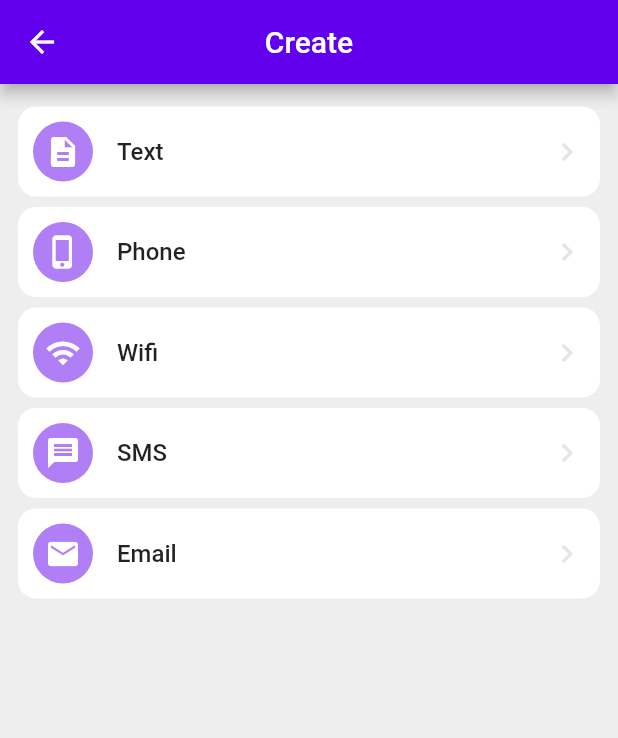
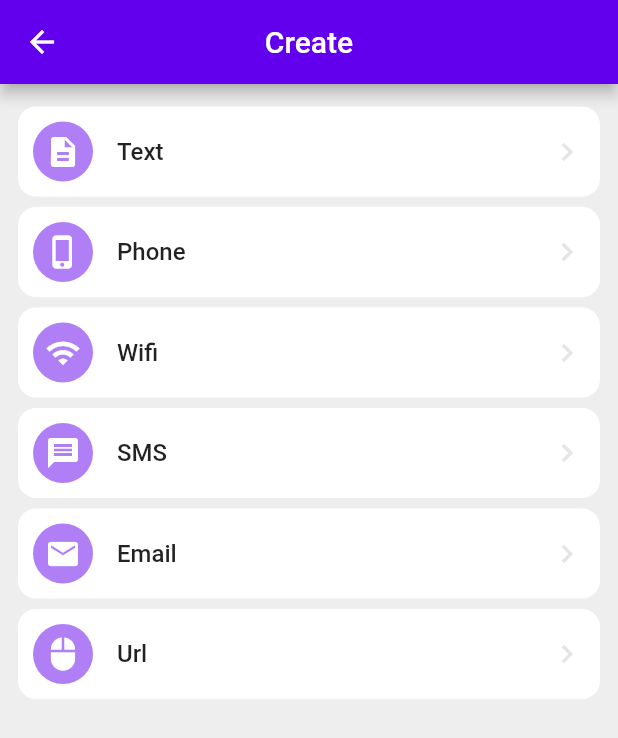
Before and after one commit to hasansujon786/smart-qr, a Flutter app: the CreateView screen opened directly, on a phone screen of 412 x 824 dp. Shown: the top 738 px of the screen. Run offline on Flutter 3.47's test engine with Material 2 defaults, Android fonts, the phone set to English and light mode, and no system bars; our stand-ins replace gallery_saver, qr_flutter; missing offline and left inert: barcode_parser, images_picker, scan.

Commit message:
feat(create): add url

```diff
--- a/lib/domain/qr_tools/src/encode.dart
+++ b/lib/domain/qr_tools/src/encode.dart
@@ -130,6 +130,9 @@ String encodeToMeCard(qrcodeType, formState) {
         subject: formState['subject'],
       ).toString();
 
+    case QrcodeValueType.url:
+      return formState['url'];
+
     case QrcodeValueType.text:
     default:
       return formState['text'];
--- a/lib/domain/qr_tools/src/models/qrcode_value_type.dart
+++ b/lib/domain/qr_tools/src/models/qrcode_value_type.dart
@@ -1,13 +1,13 @@
 enum QrcodeValueType {
   unknown,
   contactInfo,
-  email,
-  phone,
+  email,       // i
+  phone,       // i
+  sms,         // i
+  text,        // i
+  url,         // i
+  wifi,        // i
   product,
-  sms,
-  text,
-  url,
-  wifi,
   location,
   calendarEvent,
   driverLicense,
--- a/lib/pages/qr_create/models/qr_type.dart
+++ b/lib/pages/qr_create/models/qr_type.dart
@@ -39,5 +39,10 @@ const qrCodeTypes = [
     type: QrcodeValueType.email,
     name: 'Email',
     icon: Icons.email,
-  )
+  ),
+  QrType(
+    type: QrcodeValueType.url,
+    name: 'Url',
+    icon: Icons.mouse,
+  ),
 ];
--- a/lib/pages/qr_create/wigets/qr_create_form.dart
+++ b/lib/pages/qr_create/wigets/qr_create_form.dart
@@ -23,6 +23,9 @@ class QrCreateForm extends StatelessWidget {
       case qr_tools.QrcodeValueType.email:
         return QrInputEmail(updateFormData: updateFromData);
 
+      case qr_tools.QrcodeValueType.url:
+        return QrInputUrl(updateFormData: updateFromData);
+
       case qr_tools.QrcodeValueType.text:
       default:
         return QrInputText(updateFormData: updateFromData);
--- a/lib/pages/qr_create/wigets/wigets.dart
+++ b/lib/pages/qr_create/wigets/wigets.dart
@@ -6,3 +6,4 @@ export 'qr_input_text.dart';
 export 'qr_input_wifi.dart';
 export 'qr_input_sms.dart';
 export 'qr_input_email.dart';
+export 'qr_input_url.dart';
```
Also changed, not shown: lib/pages/qr_create/view/qr_create.page.dart (+1 -8 lines), lib/pages/qr_create/wigets/qr_input_url.dart (added, +25 -0 lines).
